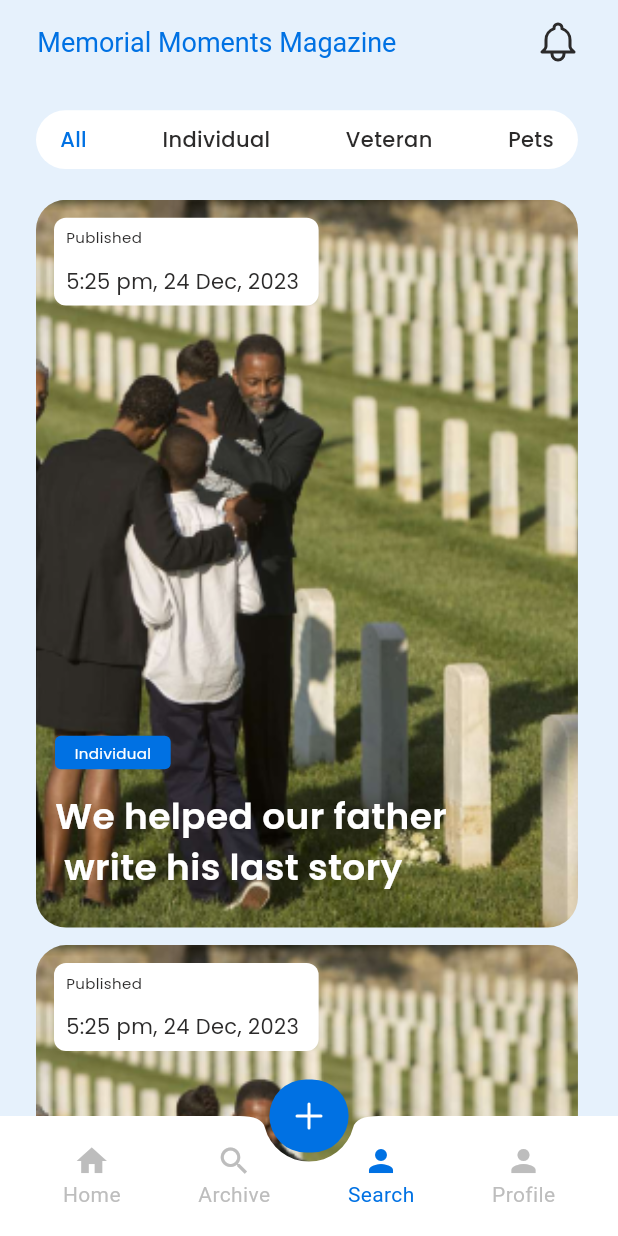
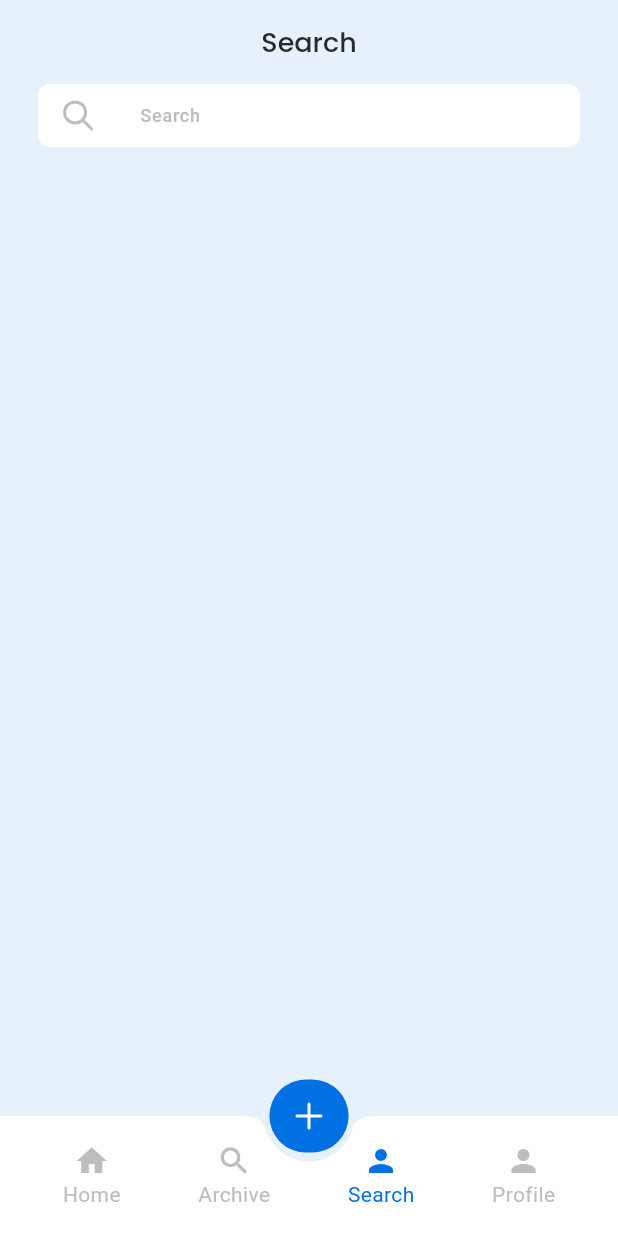
Before and after one commit to sagorahamed1/Memorial_Moments, a Flutter app: the screen it shows after launch, after a tap on "Archive", after a tap on "Search", on a phone screen of 412 x 824 dp. Run offline on Flutter 3.47's test engine with Material 3 defaults, Android fonts, the phone set to English and light mode, and no system bars; our stand-ins replace flutter_screenutil, flutter_svg, get, google_fonts; Roboto replaces fonts that are missing (Parisienne).

Commit message:
marge commit

```diff
--- a/lib/routes/app_routes.dart
+++ b/lib/routes/app_routes.dart
@@ -3,6 +3,7 @@ import 'package:memorial/views/screens/add_story/add_story_screen.dart';
 import 'package:memorial/views/screens/home/home_screen.dart';
 import 'package:memorial/views/screens/my_story_details/my_story_details_screen.dart';
 import 'package:memorial/views/screens/notification/notification_screen.dart';
+import 'package:memorial/views/screens/search/search_screen.dart';
 import 'package:memorial/views/screens/splash/splash_screen.dart';
 import 'package:memorial/views/screens/story/story-details_screen.dart';
 
@@ -13,6 +14,7 @@ class AppRoutes{
   static const String storydetailsScreen = "/storydetailsScreen";
   static const String myStoryDetailsScreen = "/MyStoryDetailsScreen";
   static const String addStoryScreen = "/AddStoryScreen";
+  static const String searchScreen = "/SearchScreen";
 
 
   static List <GetPage> Routes ()=>[
@@ -21,7 +23,7 @@ class AppRoutes{
     GetPage(name: AppRoutes.notificationScreen, page: ()=>NotificationScreen()),
     GetPage(name: AppRoutes.myStoryDetailsScreen, page: ()=>MyStoryDetailsScreen()),
     GetPage(name: AppRoutes.storydetailsScreen, page: ()=>StoryDetailsScreen()),
-    GetPage(name: AppRoutes.addStoryScreen, page: ()=>AddStoryScreen())
+    GetPage(name: AppRoutes.searchScreen, page: ()=>SearchScreen())
   ];
 
 }
--- a/lib/utils/app_constants.dart
+++ b/lib/utils/app_constants.dart
@@ -46,4 +46,8 @@ class AppConstants {
   static const String youStory = " Your Story";
   static const String submit = "Submit";
 
+
+  /// ------------------------search Screen-------------------------------->
+  static const String searchs = "Search";
+
 }
--- /dev/null
+++ b/lib/views/screens/add_story/controller/add_story_controller.dart
@@ -0,0 +1,5 @@
+import 'package:get/get.dart';
+
+class AddStoryController extends GetxController{
+
+}
--- a/lib/views/screens/bottom_nab_bar/bottom_nav_bar.dart
+++ b/lib/views/screens/bottom_nab_bar/bottom_nav_bar.dart
@@ -8,6 +8,7 @@ import 'package:memorial/utils/app_icons.dart';
 import 'package:memorial/views/screens/My_Story_Archive/my_story_archiv_screen.dart';
 import 'package:memorial/views/screens/add_story/add_story_screen.dart';
 import 'package:memorial/views/screens/home/home_screen.dart';
+import 'package:memorial/views/screens/search/search_screen.dart';
 import '../../../utils/app_colors.dart';
 
 class BottomNavBar extends StatefulWidget {
@@ -100,7 +101,7 @@ class _BottomNavBarState extends State<BottomNavBar> {
         return MyStoryArchiveScreen();
       case 2:
       case 3:
-        return HomeScreen();
+        return SearchScreen();
       default:
         return HomeScreen();
     }
--- /dev/null
+++ b/lib/views/screens/search/controller/search_controller.dart
@@ -0,0 +1,14 @@
+import 'package:get/get.dart';
+import 'package:memorial/utils/app_icons.dart';
+
+class SearchControllerG extends GetxController {
+  RxList suggestionTextList = [].obs;
+
+  AddSuggestionToSuggestionList(String text) {
+    // suggestionTextList.add(text);
+    suggestionTextList.add({
+      // // "suffex": appIcons.search,
+      // "text" : text
+    });
+  }
+}
--- /dev/null
+++ b/lib/views/screens/search/search_screen.dart
@@ -0,0 +1,100 @@
+
+import 'package:flutter/material.dart';
+import 'package:flutter_screenutil/flutter_screenutil.dart';
+import 'package:flutter_svg/svg.dart';
+import 'package:get/get.dart';
+import 'package:memorial/utils/app_colors.dart';
+import 'package:memorial/utils/app_constants.dart';
+import 'package:memorial/utils/app_icons.dart';
+import 'package:memorial/utils/dimensions.dart';
+import 'package:memorial/views/screens/search/controller/search_controller.dart';
+import 'package:memorial/views/widgets/custom_text.dart';
+
+class SearchScreen extends StatelessWidget {
+   SearchScreen({super.key});
+
+  SearchControllerG controller = Get.put(SearchControllerG());
+  TextEditingController searchTextCotroller = TextEditingController();
+
+  @override
+  Widget build(BuildContext context) {
+    return Scaffold(
+      ///-------------------app bar-------------------->
+      appBar: AppBar(
+        backgroundColor: AppColors.bgColors,
+        centerTitle: true,
+        title: CustomText(
+          text: AppConstants.searchs,
+          fontsize: Dimensions.fontSizeExtraLarge,
+          fontWeight: FontWeight.w500,
+          color: AppColors.black500,
+        ),
+      ),
+
+      ///----------------this is body part----------------->
+      body: SingleChildScrollView(
+        child: Padding(
+          padding: EdgeInsets.symmetric(horizontal: Dimensions.paddingSizeExtraLarge),
+          child: Column(
+            children: [
+              Container(
+                height: 43.h,
+                width: 342.w,
+                clipBehavior: Clip.antiAlias,
+                decoration:
+                BoxDecoration(borderRadius: BorderRadius.circular(8)),
+                child: TextFormField(
+                  controller: searchTextCotroller,
+                  decoration: InputDecoration(
+                    contentPadding: EdgeInsets.only(top: 5),
+                      fillColor: AppColors.white,
+                      filled: true,
+                      prefixIcon: TextButton(
+                          onPressed: () {
+                            controller.AddSuggestionToSuggestionList(searchTextCotroller.text);
+                          },
+                          child: Container(
+                              margin: EdgeInsets.only(right: 10.w),
+                              child: SvgPicture.asset(
+                                appIcons.search,
+                              ))),
+                      hintText: AppConstants.searchs,
+                      hintStyle: const TextStyle(
+                          color: AppColors.black100,
+                          fontSize: Dimensions.fontSizeSmall,
+                          fontWeight: FontWeight.w500),
+                      border: InputBorder.none),
+                ),
+              ),
+
+
+
+              ///-------------------search suggestion------------------->
+              Container(
+                height: 300,
+                child: Obx(() => ListView.builder(
+                  itemCount: controller.suggestionTextList.value.length,
+                  itemBuilder: (context, index) {
+                    var suggestions = controller.suggestionTextList[index];
+                    print("${suggestions}----------${suggestions.runtimeType}");
+                    return Container(
+                      height: 27.h,
+                      width: 342.w,
+                      child: ListTile(
+                      //   leading: SvgPicture.asset(
+                      //
+                      //   ),
+                        title: Text("${suggestions[1]}"),
+                      ),
+                    );
+                  },
+                )
+                ),
+              )
+            ],
+          ),
+        ),
+      ),
+    );
+  }
+}
```
Also changed, not shown: 3 other files.
